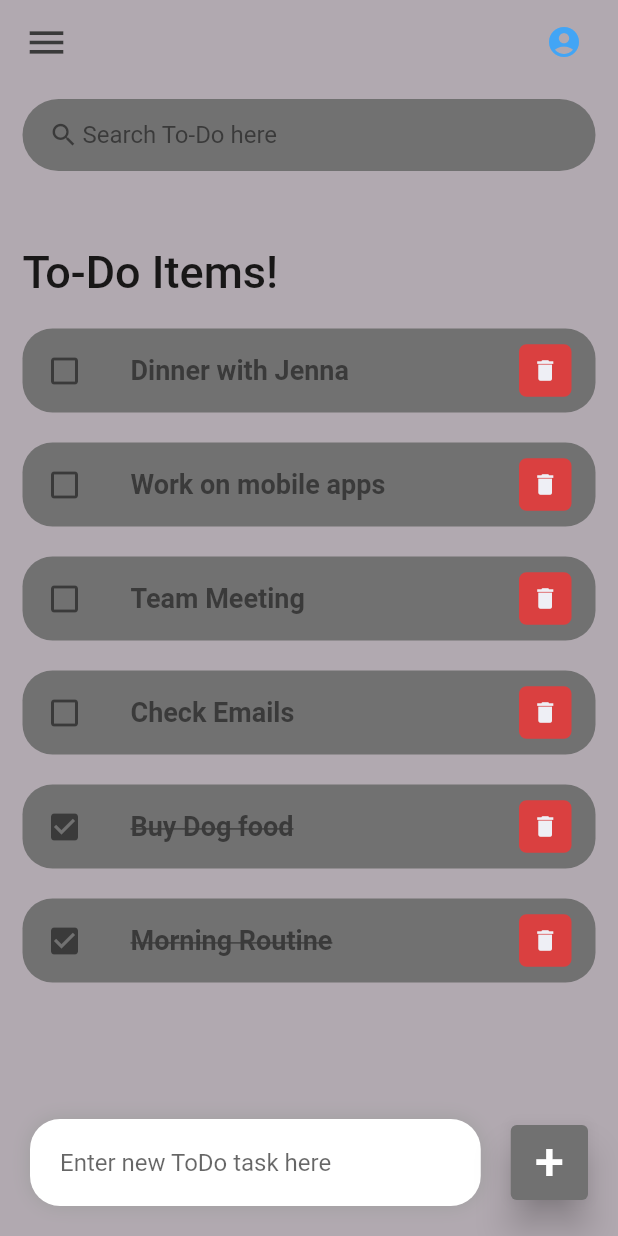
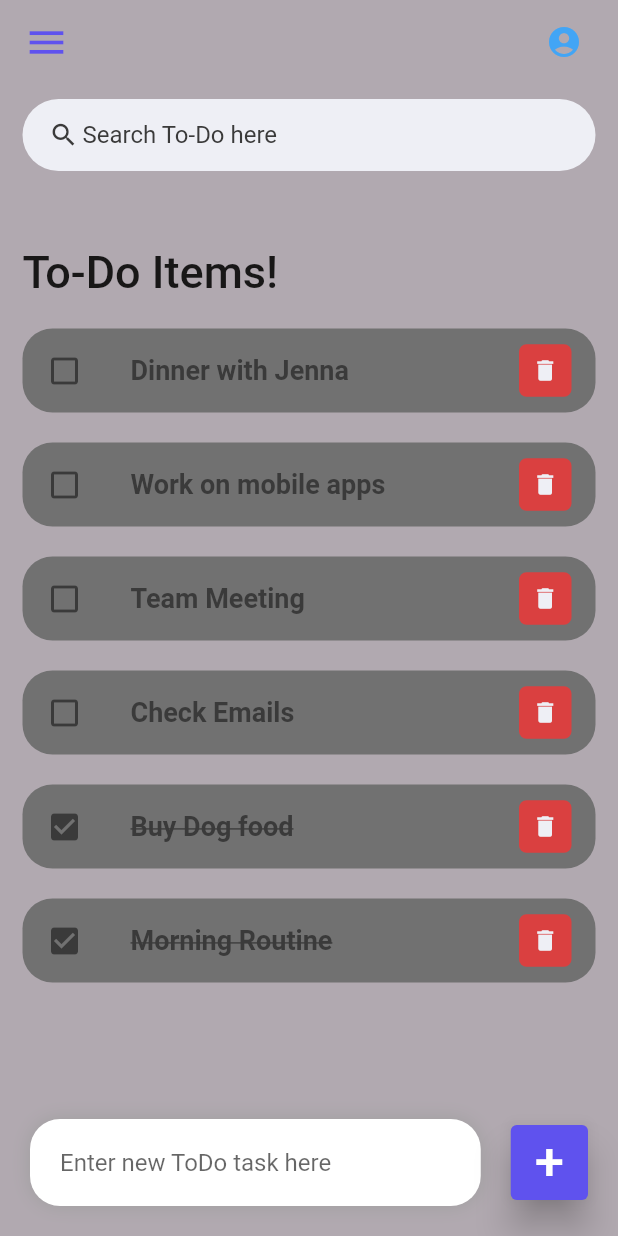
Before and after one commit to nikhil-RGB/To-Do, a Flutter app: the screen it shows after launch, on a phone screen of 412 x 824 dp. Run offline on Flutter 3.47's test engine with Material 2 defaults, Android fonts, the phone set to English and light mode, and no system bars.

Commit message:
Add miscellaneous touches

```diff
--- a/to_do_app/lib/all-screens/home.dart
+++ b/to_do_app/lib/all-screens/home.dart
@@ -62,6 +62,7 @@ class _HomeState extends State<Home> {
     return Scaffold(
       backgroundColor: alternative,
       appBar: buildBar(),
+      //appBar: AppBar(),
       body: Stack(children: [
         Container(
             padding: EdgeInsets.symmetric(horizontal: 15, vertical: 10),
@@ -116,7 +117,7 @@ class _HomeState extends State<Home> {
                 onPressed: () => handleItemAddition(_to_do_Controller.text),
                 child: Text('+', style: new TextStyle(fontSize: 35)),
                 style: ElevatedButton.styleFrom(
-                  primary: tdGrey,
+                  primary: tdBlue,
                   minimumSize: Size(50, 50),
                   elevation: 10,
                 ),
@@ -149,7 +150,7 @@ class _HomeState extends State<Home> {
     return Container(
       padding: EdgeInsets.symmetric(horizontal: 15),
       decoration: BoxDecoration(
-        color: tdGrey,
+        color: tdBGColor,
         borderRadius: BorderRadius.circular(25),
       ),
       child: TextField(
@@ -179,7 +180,7 @@ class _HomeState extends State<Home> {
           children: [
             Icon(
               Icons.menu,
-              color: tdBlack,
+              color: tdBlue,
               size: 30,
             ),
             Container(
```
